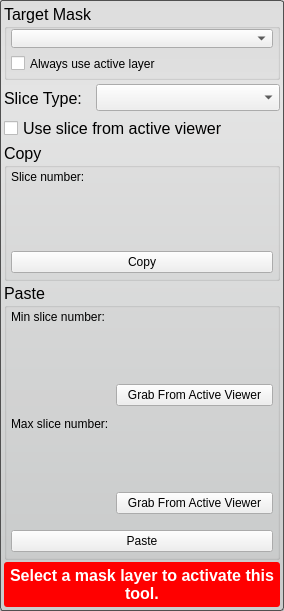
Above: src/Interface/ToolInterface/ClipboardToolInterface.ui from SCIInstitute/Seg3D before the change. Below: the same form after it.
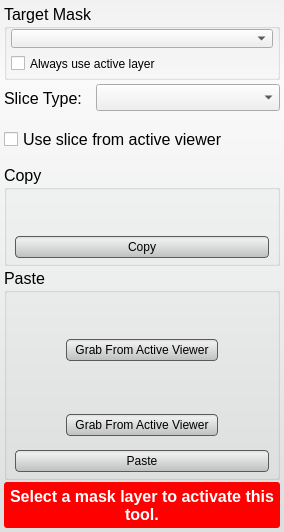
That is the form after the change. Custom widgets are drawn as their Qt base class.

Patch:
```diff
--- a/src/Interface/ToolInterface/ClipboardToolInterface.ui
+++ b/src/Interface/ToolInterface/ClipboardToolInterface.ui
@@ -7,7 +7,7 @@
     <x>0</x>
     <y>0</y>
     <width>284</width>
-    <height>600</height>
+    <height>532</height>
    </rect>
   </property>
   <property name="font">
@@ -21,8 +21,31 @@
   <property name="styleSheet">
    <string notr="true">QWidget#ClipboardToolInterface{
   border-radius: 3px;
-  border: 1px solid rgb(80, 80,80);
-  background-color: qlineargradient(spread:pad, x1:0.5, y1:0, x2:0.5, y2:0.960227, stop:0 rgba(221, 221, 221, 255), stop:0.155779 rgba(228, 228, 228, 255), stop:1 rgba(202, 204, 204, 255));      
+  background-color: qlineargradient(spread:pad, x1:0.5, y1:0, x2:0.5, y2:0.960227, stop:0 rgba(241, 241, 241, 255), stop:0.155779 rgba(250, 250, 250, 255), stop:1 rgba(222, 224, 224, 255));      
+}
+
+
+QPushButton{
+  background-color: qlineargradient(spread:pad, x1:0.5, y1:0, x2:0.5, y2:0.960227, stop:0 rgba(221, 221, 221, 255), stop:0.155779 rgba(238, 238, 238, 255), stop:1 rgba(192, 194, 194, 255));
+  padding-left: 8px;
+  padding-right: 8px;
+  border-radius: 4px;
+  border: 1px solid rgb(90, 90, 90);
+  margin:4px;
+}
+
+QPushButton:hover{
+  background-color: qlineargradient(spread:pad, x1:0.5, y1:0, x2:0.5, y2:1, stop:0 rgba(195, 195, 195, 255), stop:0.253769 rgba(206, 206, 206, 255), stop:1 rgba(185, 185, 185, 255));
+  border-radius: 4px;
+  border: 1px solid rgb(90, 90, 90);
+  margin:4px;
+}
+
+QPushButton:pressed{
+  background-color: qlineargradient(spread:pad, x1:0.5, y1:0, x2:0.5, y2:1, stop:0 rgba(150, 150, 150, 255), stop:0.753769 rgba(206, 206, 206, 255), stop:1 rgba(185, 185, 185, 255));
+  border-radius: 4px;
+  border: 1px solid rgb(90, 90, 90);
+  margin:4px;
 }</string>
   </property>
   <layout class="QVBoxLayout" name="verticalLayout_2">
@@ -140,6 +163,9 @@
    <item>
     <widget class="QWidget" name="widget_7" native="true">
      <layout class="QHBoxLayout" name="horizontalLayout">
+      <property name="spacing">
+       <number>0</number>
+      </property>
       <property name="margin">
        <number>0</number>
       </property>
@@ -159,6 +185,9 @@
       <string>Copy</string>
      </property>
      <layout class="QVBoxLayout" name="verticalLayout_5">
+      <property name="spacing">
+       <number>4</number>
+      </property>
       <property name="leftMargin">
        <number>4</number>
       </property>
@@ -172,20 +201,25 @@
        <number>0</number>
       </property>
       <item>
-       <widget class="QLabel" name="label_2">
-        <property name="text">
-         <string>Slice number:</string>
-        </property>
-       </widget>
-      </item>
-      <item>
-       <widget class="QtUtils::QtSliderIntCombo" name="copy_slice_number_" native="true">
-        <property name="minimumSize">
-         <size>
-          <width>0</width>
-          <height>50</height>
-         </size>
-        </property>
+       <widget class="QWidget" name="choose_slice_widget_" native="true">
+        <layout class="QVBoxLayout" name="verticalLayout_3">
+         <property name="spacing">
+          <number>4</number>
+         </property>
+         <property name="margin">
+          <number>0</number>
+         </property>
+         <item>
+          <widget class="QtUtils::QtSliderIntCombo" name="copy_slice_number_" native="true">
+           <property name="minimumSize">
+            <size>
+             <width>0</width>
+             <height>35</height>
+            </size>
+           </property>
+          </widget>
+         </item>
+        </layout>
        </widget>
       </item>
       <item>
@@ -211,6 +245,12 @@
          </property>
          <item>
           <widget class="QPushButton" name="copy_button_">
+           <property name="minimumSize">
+            <size>
+             <width>0</width>
+             <height>30</height>
+            </size>
+           </property>
            <property name="text">
             <string>Copy</string>
            </property>
@@ -238,7 +278,7 @@
      </property>
      <layout class="QVBoxLayout" name="verticalLayout">
       <property name="spacing">
-       <number>6</number>
+       <number>4</number>
       </property>
       <property name="leftMargin">
        <number>4</number>
@@ -252,19 +292,12 @@
       <property name="bottomMargin">
        <number>0</number>
       </property>
-      <item>
-       <widget class="QLabel" name="label_3">
-        <property name="text">
-         <string>Min slice number:</string>
-        </property>
-       </widget>
-      </item>
       <item>
        <widget class="QtUtils::QtSliderIntCombo" name="paste_slice_number_min_" native="true">
         <property name="minimumSize">
          <size>
           <width>0</width>
-          <height>50</height>
+          <height>35</height>
          </size>
         </property>
        </widget>
@@ -283,25 +316,24 @@
           <height>32</height>
          </size>
         </property>
-        <layout class="QHBoxLayout" name="horizontalLayout_8" stretch="2,3">
+        <layout class="QHBoxLayout" name="horizontalLayout_8" stretch="3">
          <property name="margin">
           <number>0</number>
          </property>
-         <item>
-          <spacer name="horizontalSpacer">
-           <property name="orientation">
-            <enum>Qt::Horizontal</enum>
-           </property>
-           <property name="sizeHint" stdset="0">
-            <size>
-             <width>40</width>
-             <height>20</height>
-            </size>
-           </property>
-          </spacer>
-         </item>
          <item>
           <widget class="QPushButton" name="grab_min_slice_button_">
+           <property name="sizePolicy">
+            <sizepolicy hsizetype="Fixed" vsizetype="Fixed">
+             <horstretch>0</horstretch>
+             <verstretch>0</verstretch>
+            </sizepolicy>
+           </property>
+           <property name="minimumSize">
+            <size>
+             <width>0</width>
+             <height>30</height>
+            </size>
+           </property>
            <property name="text">
             <string>Grab From Active Viewer</string>
            </property>
@@ -310,19 +342,12 @@
         </layout>
        </widget>
       </item>
-      <item>
-       <widget class="QLabel" name="label_4">
-        <property name="text">
-         <string>Max slice number:</string>
-        </property>
-       </widget>
-      </item>
       <item>
        <widget class="QtUtils::QtSliderIntCombo" name="paste_slice_number_max_" native="true">
         <property name="minimumSize">
          <size>
           <width>0</width>
-          <height>50</height>
+          <height>35</height>
          </size>
         </property>
        </widget>
@@ -335,25 +360,24 @@
           <height>32</height>
          </size>
         </property>
-        <layout class="QHBoxLayout" name="horizontalLayout_6" stretch="2,3">
+        <layout class="QHBoxLayout" name="horizontalLayout_6" stretch="3">
          <property name="margin">
           <number>0</number>
          </property>
-         <item>
-          <spacer name="horizontalSpacer_2">
-           <property name="orientation">
-            <enum>Qt::Horizontal</enum>
-           </property>
-           <property name="sizeHint" stdset="0">
-            <size>
-             <width>40</width>
-             <height>20</height>
-            </size>
-           </property>
-          </spacer>
-         </item>
          <item>
           <widget class="QPushButton" name="grab_max_slice_button_">
+           <property name="sizePolicy">
+            <sizepolicy hsizetype="Fixed" vsizetype="Fixed">
+             <horstretch>0</horstretch>
+             <verstretch>0</verstretch>
+            </sizepolicy>
+           </property>
+           <property name="minimumSize">
+            <size>
+             <width>0</width>
+             <height>30</height>
+            </size>
+           </property>
            <property name="text">
             <string>Grab From Active Viewer</string>
            </property>
@@ -385,6 +409,12 @@
          </property>
          <item>
           <widget class="QPushButton" name="paste_button_">
+           <property name="minimumSize">
+            <size>
+             <width>0</width>
+             <height>30</height>
+            </size>
+           </property>
            <property name="text">
             <string>Paste</string>
            </property>
```
